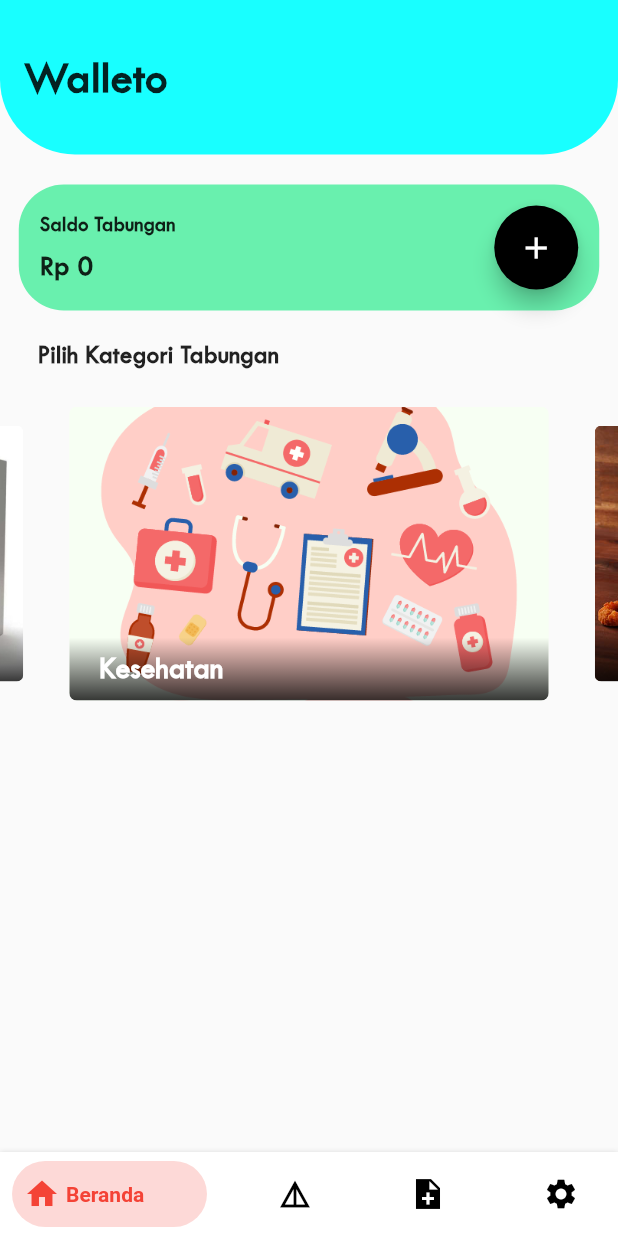
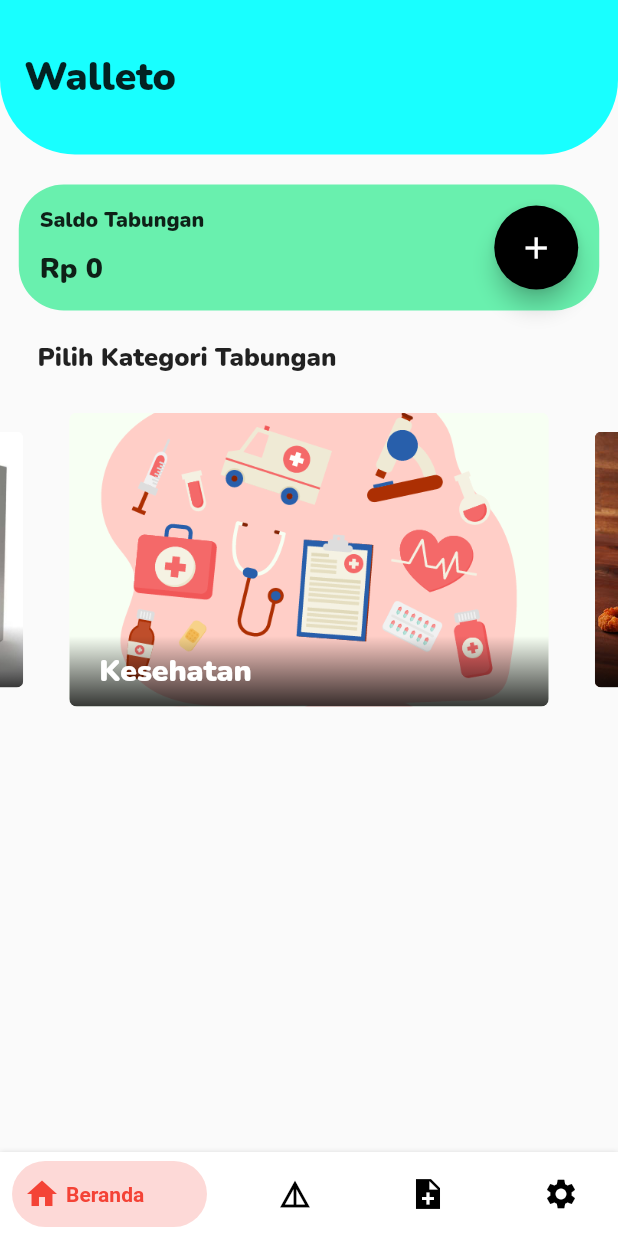
Before and after one commit to AlvinHadinata/walleto, a Flutter app: the screen it shows after launch, on a phone screen of 412 x 824 dp. Run offline on Flutter 3.47's test engine with Material 2 defaults, Android fonts, the phone set to English and light mode, and no system bars; drawn by our look-alikes of bottom_navy_bar, carousel_slider; our stand-ins replace sqflite; accounts and stored records are empty.

Commit message:
Init commit

```diff
--- a/lib/notes/note_add_update.dart
+++ b/lib/notes/note_add_update.dart
@@ -41,7 +41,7 @@ class _NoteAddUpdatePageState extends State<NoteAddUpdatePage> {
               style: TextStyle(
                 fontWeight: FontWeight.bold,
                 fontSize: 20.0,
-                fontFamily: 'TC',
+                fontFamily: 'Nunito',
               ),
               controller: _titleController,
               decoration: InputDecoration(
@@ -53,7 +53,7 @@ class _NoteAddUpdatePageState extends State<NoteAddUpdatePage> {
                 style: TextStyle(
                   fontWeight: FontWeight.bold,
                   fontSize: 14.0,
-                  fontFamily: 'TC',
+                  fontFamily: 'Nunito',
                 ),
                 maxLines: null,
                 controller: _descriptionController,
--- a/lib/ui/detaill_page.dart
+++ b/lib/ui/detaill_page.dart
@@ -32,8 +32,8 @@ Widget background() {
             Text('Detail Tabunganku',
                 style: TextStyle(
                   fontWeight: FontWeight.bold,
-                  fontSize: 30,
-                  fontFamily: 'TC',
+                  fontSize: 22,
+                  fontFamily: 'Nunito',
                 ))
           ],
         ));
--- a/lib/ui/main_menu_page.dart
+++ b/lib/ui/main_menu_page.dart
@@ -57,8 +57,8 @@ Widget background() {
               Text('Walleto',
                   style: TextStyle(
                     fontWeight: FontWeight.bold,
-                    fontSize: 30,
-                    fontFamily: 'TC',
+                    fontSize: 26,
+                    fontFamily: 'Nunito',
                   ))
             ],
           ),
@@ -85,14 +85,14 @@ Widget saldo() {
                     style: TextStyle(
                       fontWeight: FontWeight.bold,
                       fontSize: 14.0,
-                      fontFamily: 'TC',
+                      fontFamily: 'Nunito',
                     )),
                 SizedBox(height: 10),
                 Text('Rp 0',
                     style: TextStyle(
                       fontWeight: FontWeight.bold,
                       fontSize: 19.0,
-                      fontFamily: 'TC',
+                      fontFamily: 'Nunito',
                     )),
               ],
             ),
@@ -125,7 +125,7 @@ Widget item2() {
                 style: TextStyle(
                   fontWeight: FontWeight.bold,
                   fontSize: 17.0,
-                  fontFamily: 'TC',
+                  fontFamily: 'Nunito',
                 )),
           ],
         ),
--- a/lib/widgets/carousel.dart
+++ b/lib/widgets/carousel.dart
@@ -1,4 +1,3 @@
-import 'package:carousel_slider/carousel_slider.dart';
 import 'package:flutter/material.dart';
 import 'package:walleto/model/category.dart';
 
@@ -36,7 +35,7 @@ class Carousel extends StatelessWidget {
                   child: Text(
                     category.name,
                     style: TextStyle(
-                      fontFamily: 'TC',
+                      fontFamily: 'Nunito',
                       color: Colors.white,
                       fontSize: 20.0,
                       fontWeight: FontWeight.bold,
--- a/pubspec.yaml
+++ b/pubspec.yaml
@@ -66,6 +66,9 @@ flutter:
     - family: TC
       fonts:
         - asset: fonts/TCM___.TTF
+    - family: Nunito
+      fonts:
+        - asset: fonts/Nunito-Black.TTF
 
   assets:
     - images/
```
Also changed, not shown: lib/ui/notes_page.dart (+4 -4 lines), fonts/Nunito-Black.TTF (added).
